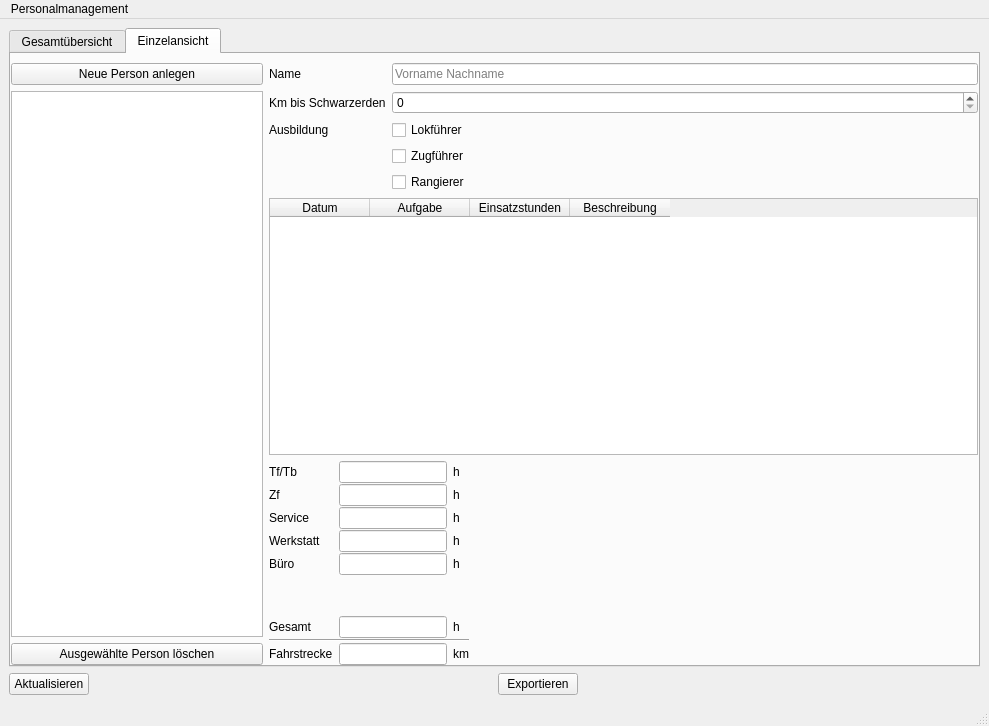
Above: Programm/personalwindow.ui from philjosch/Einsatzplaner before the change. Below: the same form after it.
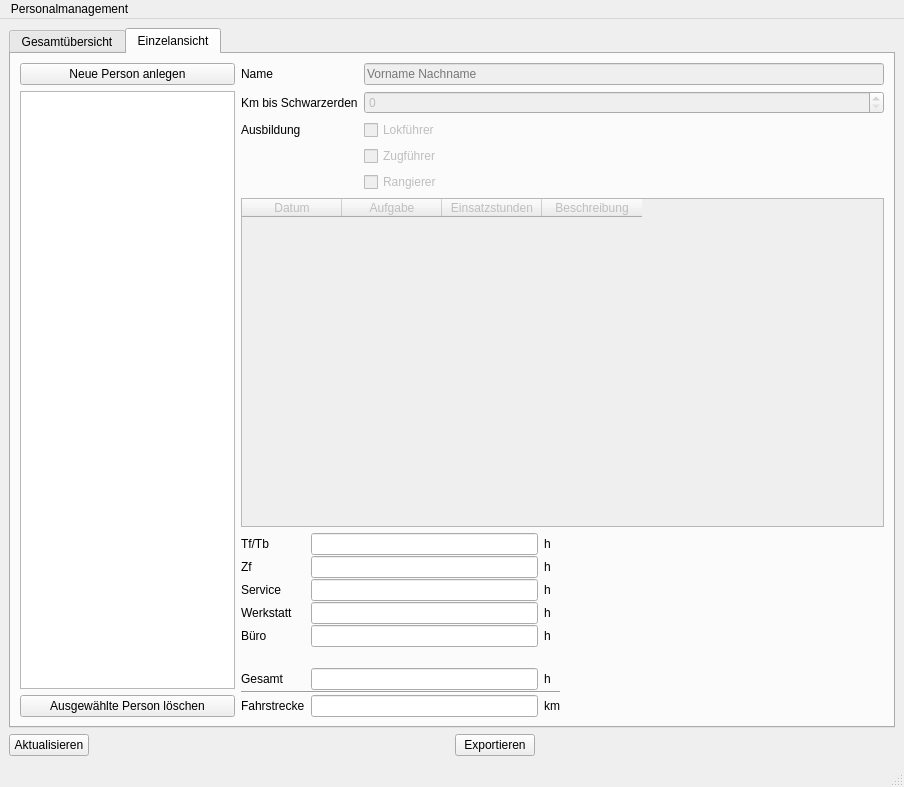
That is the form after the change.

Patch:
```diff
--- a/Programm/personalwindow.ui
+++ b/Programm/personalwindow.ui
@@ -6,8 +6,8 @@
    <rect>
     <x>0</x>
     <y>0</y>
-    <width>989</width>
-    <height>726</height>
+    <width>904</width>
+    <height>787</height>
    </rect>
   </property>
   <property name="windowTitle">
@@ -27,24 +27,39 @@
        <layout class="QGridLayout" name="gridLayout">
         <item row="0" column="0">
          <widget class="QTableWidget" name="tabelleGesamt">
+          <property name="editTriggers">
+           <set>QAbstractItemView::NoEditTriggers</set>
+          </property>
+          <property name="sortingEnabled">
+           <bool>true</bool>
+          </property>
+          <attribute name="horizontalHeaderDefaultSectionSize">
+           <number>128</number>
+          </attribute>
+          <attribute name="horizontalHeaderMinimumSectionSize">
+           <number>100</number>
+          </attribute>
+          <attribute name="horizontalHeaderShowSortIndicator" stdset="0">
+           <bool>true</bool>
+          </attribute>
           <column>
            <property name="text">
-            <string>Vorname</string>
+            <string>Name</string>
            </property>
           </column>
           <column>
            <property name="text">
-            <string>Nachname</string>
+            <string>Geleistete Stunden</string>
            </property>
           </column>
           <column>
            <property name="text">
-            <string>Stunden</string>
+            <string>Gefahrene Kilometer</string>
            </property>
           </column>
           <column>
            <property name="text">
-            <string>Kilometer</string>
+            <string>Anzahl Aktivitäten</string>
            </property>
           </column>
          </widget>
@@ -55,23 +70,8 @@
        <attribute name="title">
         <string>Einzelansicht</string>
        </attribute>
-       <layout class="QGridLayout" name="gridLayout_5" rowstretch="0,1,0" columnstretch="1,0,2">
-        <property name="leftMargin">
-         <number>0</number>
-        </property>
-        <property name="topMargin">
-         <number>9</number>
-        </property>
-        <property name="rightMargin">
-         <number>0</number>
-        </property>
-        <property name="bottomMargin">
-         <number>0</number>
-        </property>
-        <property name="spacing">
-         <number>6</number>
-        </property>
-        <item row="0" column="0" rowspan="3">
+       <layout class="QGridLayout" name="gridLayout_2" columnstretch="1,3">
+        <item row="0" column="0">
          <layout class="QGridLayout" name="liste">
           <property name="spacing">
            <number>6</number>
@@ -84,7 +84,11 @@
            </widget>
           </item>
           <item row="1" column="0">
-           <widget class="QListWidget" name="listWidget"/>
+           <widget class="QListWidget" name="listWidget">
+            <property name="sortingEnabled">
+             <bool>true</bool>
+            </property>
+           </widget>
           </item>
           <item row="2" column="0">
            <widget class="QPushButton" name="pushDelete">
@@ -98,10 +102,15 @@
           </item>
          </layout>
         </item>
-        <item row="0" column="1" colspan="2">
+        <item row="0" column="1">
+         <layout class="QGridLayout" name="einzelnansicht" rowstretch="0,1,0">
+          <item row="0" column="0" colspan="2">
          <layout class="QGridLayout" name="stammdaten" columnstretch="0,1,0">
           <item row="4" column="1" colspan="2">
            <widget class="QCheckBox" name="checkRangierer">
+              <property name="enabled">
+               <bool>false</bool>
+              </property>
             <property name="text">
              <string>Rangierer</string>
             </property>
@@ -126,6 +135,9 @@
           </item>
           <item row="2" column="1" colspan="2">
            <widget class="QCheckBox" name="checkTf">
+              <property name="enabled">
+               <bool>false</bool>
+              </property>
             <property name="text">
              <string>Lokführer</string>
             </property>
@@ -140,6 +152,9 @@
           </item>
           <item row="3" column="1" colspan="2">
            <widget class="QCheckBox" name="checkZf">
+              <property name="enabled">
+               <bool>false</bool>
+              </property>
             <property name="text">
              <string>Zugführer</string>
             </property>
@@ -147,18 +162,28 @@
           </item>
           <item row="0" column="1" colspan="2">
            <widget class="QLineEdit" name="lineName">
+              <property name="enabled">
+               <bool>false</bool>
+              </property>
             <property name="placeholderText">
              <string>Vorname Nachname</string>
             </property>
            </widget>
           </item>
           <item row="1" column="1" colspan="2">
-           <widget class="QSpinBox" name="spinKm"/>
+             <widget class="QSpinBox" name="spinKm">
+              <property name="enabled">
+               <bool>false</bool>
+              </property>
+             </widget>
           </item>
          </layout>
         </item>
-        <item row="1" column="1" colspan="2">
+          <item row="1" column="0" colspan="2">
          <widget class="QTableWidget" name="tabelle">
+            <property name="enabled">
+             <bool>false</bool>
+            </property>
           <column>
            <property name="text">
             <string>Datum</string>
@@ -181,7 +206,7 @@
           </column>
          </widget>
         </item>
-        <item row="2" column="1">
+          <item row="2" column="0">
          <layout class="QGridLayout" name="uebersicht">
           <property name="horizontalSpacing">
            <number>6</number>
@@ -191,6 +216,9 @@
           </property>
           <item row="6" column="1">
            <widget class="QLineEdit" name="lineGesamt">
+              <property name="alignment">
+               <set>Qt::AlignRight|Qt::AlignTrailing|Qt::AlignVCenter</set>
+              </property>
             <property name="readOnly">
              <bool>true</bool>
             </property>
@@ -219,6 +247,9 @@
           </item>
           <item row="8" column="1">
            <widget class="QLineEdit" name="lineStrecke">
+              <property name="alignment">
+               <set>Qt::AlignRight|Qt::AlignTrailing|Qt::AlignVCenter</set>
+              </property>
             <property name="readOnly">
              <bool>true</bool>
             </property>
@@ -247,6 +278,9 @@
           </item>
           <item row="0" column="1">
            <widget class="QLineEdit" name="lineTf">
+              <property name="alignment">
+               <set>Qt::AlignRight|Qt::AlignTrailing|Qt::AlignVCenter</set>
+              </property>
             <property name="readOnly">
              <bool>true</bool>
             </property>
@@ -261,6 +295,9 @@
           </item>
           <item row="2" column="1">
            <widget class="QLineEdit" name="lineService">
+              <property name="alignment">
+               <set>Qt::AlignRight|Qt::AlignTrailing|Qt::AlignVCenter</set>
+              </property>
             <property name="readOnly">
              <bool>true</bool>
             </property>
@@ -268,6 +305,9 @@
           </item>
           <item row="1" column="1">
            <widget class="QLineEdit" name="lineZf">
+              <property name="alignment">
+               <set>Qt::AlignRight|Qt::AlignTrailing|Qt::AlignVCenter</set>
+              </property>
             <property name="readOnly">
              <bool>true</bool>
             </property>
@@ -275,6 +315,9 @@
           </item>
           <item row="4" column="1">
            <widget class="QLineEdit" name="lineBuero">
+              <property name="alignment">
+               <set>Qt::AlignRight|Qt::AlignTrailing|Qt::AlignVCenter</set>
+              </property>
             <property name="readOnly">
              <bool>true</bool>
             </property>
@@ -310,6 +353,9 @@
           </item>
           <item row="3" column="1">
            <widget class="QLineEdit" name="lineWerkstatt">
+              <property name="alignment">
+               <set>Qt::AlignRight|Qt::AlignTrailing|Qt::AlignVCenter</set>
+              </property>
             <property name="readOnly">
              <bool>true</bool>
             </property>
@@ -336,40 +382,45 @@
             </property>
            </widget>
           </item>
+            <item row="1" column="0">
+             <widget class="QLabel" name="label_7">
+              <property name="text">
+               <string>Zf</string>
+              </property>
+             </widget>
+            </item>
           <item row="5" column="0">
            <spacer name="verticalSpacer">
             <property name="orientation">
              <enum>Qt::Vertical</enum>
             </property>
+              <property name="sizeType">
+               <enum>QSizePolicy::Fixed</enum>
+              </property>
             <property name="sizeHint" stdset="0">
              <size>
               <width>20</width>
-              <height>40</height>
+                <height>20</height>
              </size>
             </property>
            </spacer>
           </item>
-          <item row="1" column="0">
-           <widget class="QLabel" name="label_7">
-            <property name="text">
-             <string>Zf</string>
-            </property>
-           </widget>
-          </item>
-         </layout>
-        </item>
-        <item row="2" column="2">
+           </layout>
+          </item>
+          <item row="2" column="1">
          <spacer name="horizontalSpacer_3">
           <property name="orientation">
            <enum>Qt::Horizontal</enum>
           </property>
           <property name="sizeHint" stdset="0">
            <size>
-            <width>481</width>
-            <height>20</height>
+              <width>13</width>
+              <height>17</height>
            </size>
           </property>
          </spacer>
+          </item>
+         </layout>
         </item>
        </layout>
       </widget>
@@ -434,7 +485,7 @@
     <rect>
      <x>0</x>
      <y>0</y>
-     <width>989</width>
+     <width>904</width>
      <height>22</height>
     </rect>
    </property>
@@ -442,6 +493,11 @@
     <property name="title">
      <string>Personalmanagement</string>
     </property>
+    <addaction name="actionPerson_hinzuf_gen"/>
+    <addaction name="actionPerson_l_schen"/>
+    <addaction name="separator"/>
+    <addaction name="actionAktualisieren"/>
+    <addaction name="separator"/>
     <addaction name="actionSchlie_en"/>
    </widget>
    <addaction name="menuPersonalmanagement"/>
@@ -455,6 +511,30 @@
     <string>Ctrl+W</string>
    </property>
   </action>
+  <action name="actionPerson_hinzuf_gen">
+   <property name="text">
+    <string>Person hinzufügen</string>
+   </property>
+   <property name="shortcut">
+    <string>Ctrl++</string>
+   </property>
+  </action>
+  <action name="actionPerson_l_schen">
+   <property name="text">
+    <string>Person löschen</string>
+   </property>
+   <property name="shortcut">
+    <string>Ctrl+Backspace</string>
+   </property>
+  </action>
+  <action name="actionAktualisieren">
+   <property name="text">
+    <string>Aktualisieren</string>
+   </property>
+   <property name="shortcut">
+    <string>Ctrl+R</string>
+   </property>
+  </action>
  </widget>
  <tabstops>
   <tabstop>tabWidget</tabstop>
```
Left out of the diff: 48 changed lines with no effect on the pictures. Lines whose indentation alone changed are shown as unchanged.
